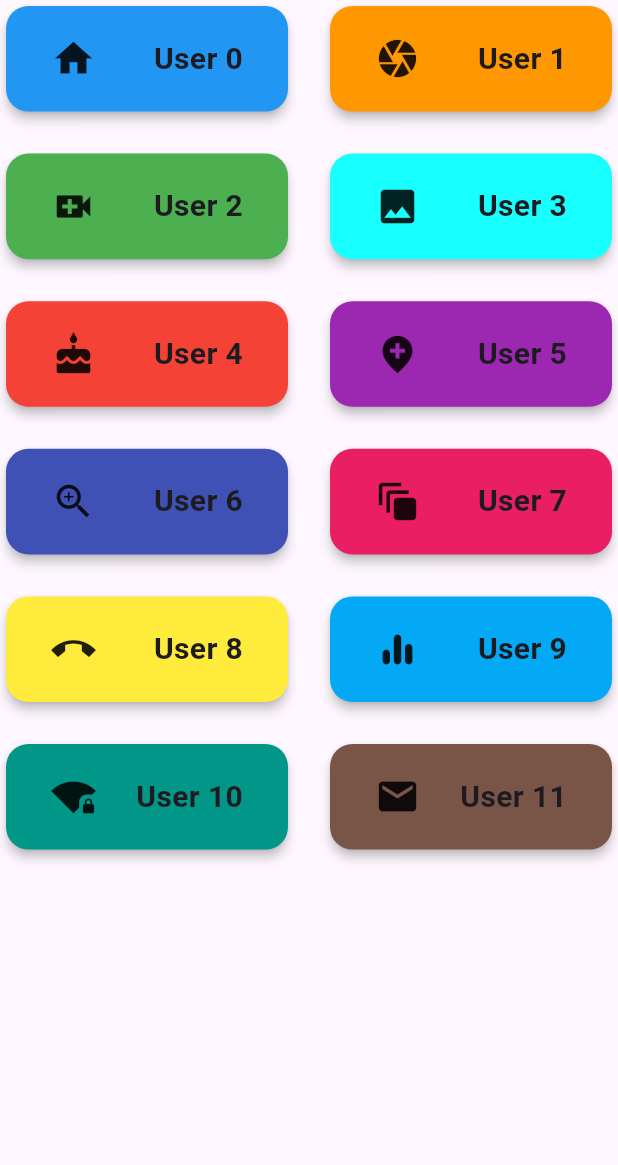
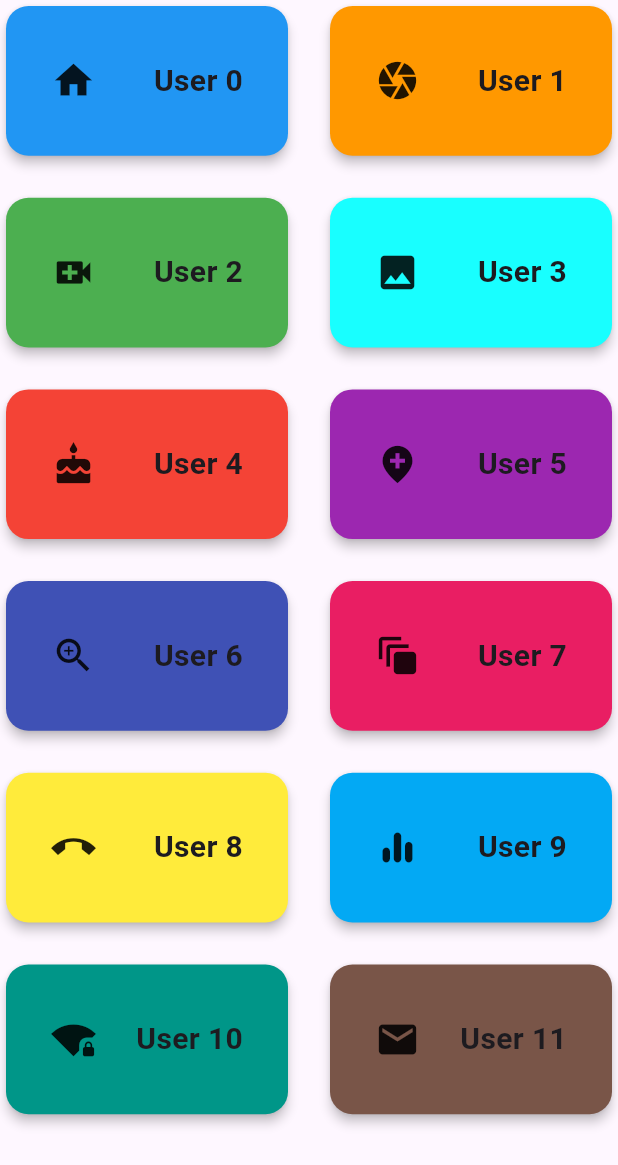
Before and after one commit to jesleena/flutter_assignment, a Flutter app: the gridSample screen opened directly, on a phone screen of 412 x 824 dp. Shown: the top 1165 px of the screen. Run offline on Flutter 3.47's test engine with Material 2 defaults, Android fonts, the light colour scheme and no system bars.

Commit message:
Initial commit

```diff
--- a/lib/assignment5_grid/gridsample.dart
+++ b/lib/assignment5_grid/gridsample.dart
@@ -1,5 +1,4 @@
 import 'package:flutter/material.dart';
-
 void main() {
   runApp(MaterialApp(
     debugShowCheckedModeBanner: false,
@@ -20,7 +19,6 @@ class gridSample extends StatelessWidget {
     Colors.pink,
     Colors.yellow,
     Colors.lightBlue,
-
     Colors.teal,
     Colors.brown,
   ];
@@ -46,7 +44,7 @@ class gridSample extends StatelessWidget {
 
           GridView.count(
           crossAxisCount: 2,
-          childAspectRatio: (1 / .4),
+          childAspectRatio: (1 / .55),
           shrinkWrap: true,
           mainAxisSpacing: 20,
           crossAxisSpacing: 20,
```
